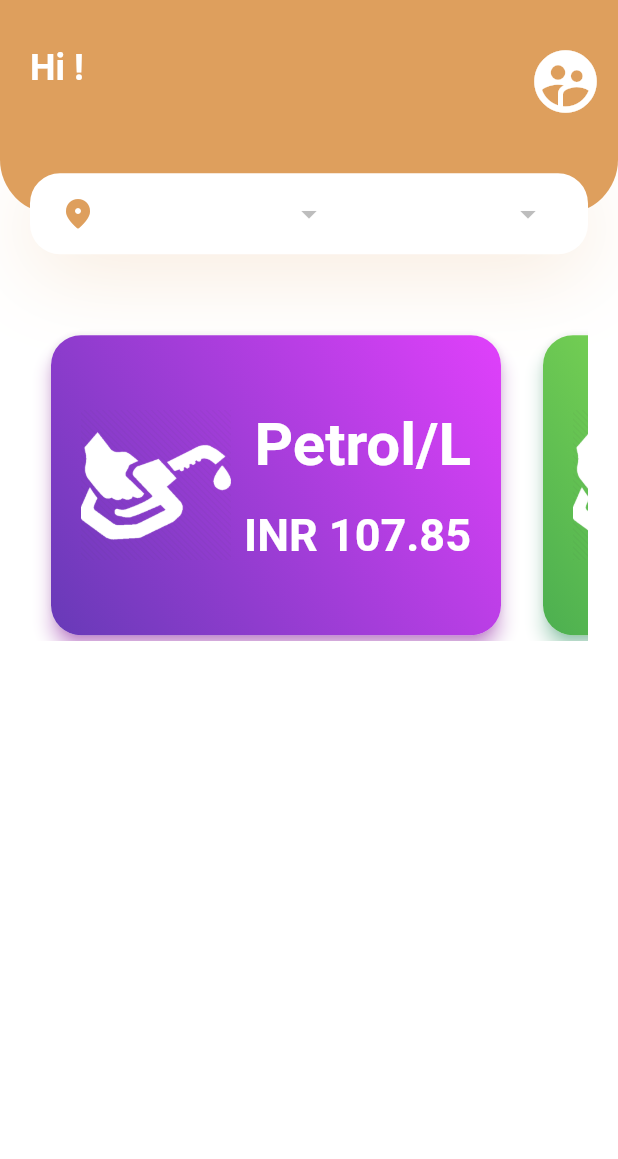
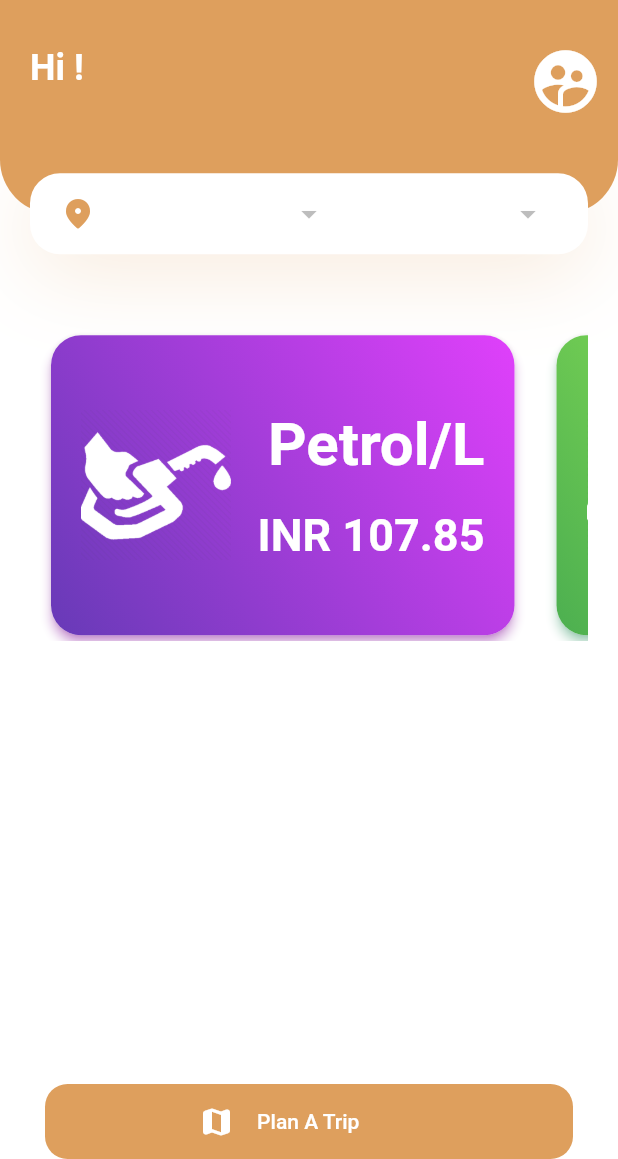
Before and after one commit to GarvRJ/T.Y.MINIPROJECTAPP, a Flutter app: the HomePage screen opened directly, on a phone screen of 412 x 824 dp, the part 77-1236 px from its top. Run offline on Flutter 3.47's test engine with Material 2 defaults, Android fonts, the phone set to English and light mode, and no system bars; our stand-ins replace firebase_auth, firebase_core, flip_card, introduction_screen, shared_preferences; accounts and stored records are empty.

Commit message:
Navigation bettered

```diff
--- a/lib/account_page.dart
+++ b/lib/account_page.dart
@@ -22,9 +22,7 @@ class _AccountPageState extends State<AccountPage> {
       appBar: AppBar(
         leading: IconButton(
           onPressed: () => {
-          Navigator.of(context).pushReplacement(MaterialPageRoute(builder :(_) {
-          return const HomePage();
-          }))
+          Navigator.pop(context)
           },
           icon: Icon(Icons.arrow_back_ios_new_rounded, color: darkMode?Colors.black:Colors.white,),
         ),
--- a/lib/home_page.dart
+++ b/lib/home_page.dart
@@ -7,6 +7,7 @@ import 'package:firebase_auth/firebase_auth.dart';
 import 'package:flutter/rendering.dart';
 import 'package:fuel_ax/account_page.dart';
 import 'package:fuel_ax/login_page.dart';
+import 'package:fuel_ax/plan_a_trip.dart';
 
 import 'constants.dart';
 
@@ -20,12 +21,55 @@ class HomePage extends StatefulWidget {
 class _HomePageState extends State<HomePage> {
   @override
   Widget build(BuildContext context) {
-    List<String> states = ["Andaman-&-Nicobar","Andhra-Pradesh","Arunachal-Pradesh","Assam","Bihar","Chandigarh","Chhatisgarh","Dadra-Nagarhaveli","Daman-Diu","Delhi","Goa","Gujarat","Haryana","Himachal-Pradesh","Jammu-&-Kashmir","Jharkhand","Karnataka","Kerala","Madhya-Pradesh","Maharashtra","Manipur","Meghalaya","Mizoram","Nagaland","Odisha","Pondicherry","Punjab","Rajasthan","Sikkim","Tamil-Nadu","Telangana","Tripura","Uttar-Pradesh","Uttarakhand","West-Bengal"];
-    print(states[0]);
+
+    //List<String> states = ["Andaman-&-Nicobar","Andhra-Pradesh","Arunachal-Pradesh","Assam","Bihar","Chandigarh","Chhatisgarh","Dadra-Nagarhaveli","Daman-Diu","Delhi","Goa","Gujarat","Haryana","Himachal-Pradesh","Jammu-&-Kashmir","Jharkhand","Karnataka","Kerala","Madhya-Pradesh","Maharashtra","Manipur","Meghalaya","Mizoram","Nagaland","Odisha","Pondicherry","Punjab","Rajasthan","Sikkim","Tamil-Nadu","Telangana","Tripura","Uttar-Pradesh","Uttarakhand","West-Bengal"];
     var scaffoldKey = GlobalKey<ScaffoldState>();
     Size size = MediaQuery.of(context).size;
     bool darkMode = MediaQuery.of(context).platformBrightness==Brightness.dark;
     return Scaffold(
+      bottomSheet: Container(
+        color: darkMode?Colors.black:Colors.white,
+        padding: const EdgeInsets.symmetric(horizontal: 30.0),
+        child: (
+            ElevatedButton(
+              child: SizedBox(
+                  width: double.infinity,
+                  height: 50,
+                  child: Row(
+                      crossAxisAlignment: CrossAxisAlignment.center,
+                      mainAxisAlignment: MainAxisAlignment.center,
+                      children: const [
+                        Icon(Icons.map_rounded),
+                        SizedBox(
+                          width:15
+                        ),
+                        Text(
+                          "Plan A Trip",
+                        ),
+                        SizedBox(
+                          width: 15,
+                        ),
+                        SizedBox(
+                          width: 25,
+                        )
+                      ]
+                  )
+              ),
+              onPressed: () => {
+                Navigator.push(context, SlideRightRoute(page: const Trip()))
+              },
+              style: ElevatedButton.styleFrom(
+                elevation: 0.0,
+                shadowColor: Colors.white,
+                onPrimary: darkMode?Colors.black:Colors.white,
+                primary: kPrimaryColor,
+                shape: RoundedRectangleBorder(
+                  borderRadius: BorderRadius.circular(15),
+                ),
+              ),
+            )
+        ),
+      ),
       key: scaffoldKey,
       drawer: Drawer(
         child: Container(
@@ -100,7 +144,7 @@ class _HomePageState extends State<HomePage> {
         backgroundColor: kPrimaryColor,
       ),
       body: SingleChildScrollView(
-        physics: AlwaysScrollableScrollPhysics(),
+        physics: const AlwaysScrollableScrollPhysics(),
         child: Column(
           children: [
         Container(
@@ -124,19 +168,19 @@ class _HomePageState extends State<HomePage> {
                 ),
               ),
               child: Row(
+                crossAxisAlignment: CrossAxisAlignment.center,
+                mainAxisAlignment: MainAxisAlignment.spaceBetween,
                 children: <Widget>[
                   Text(
                     'Hi ${FirebaseAuth.instance.currentUser!.displayName}!',
                     style: Theme.of(context).textTheme.headline5!.
                     copyWith(color: darkMode?Colors.black:Colors.white, fontWeight: FontWeight.bold),
                   ),
-                  Spacer(),
+                  const Spacer(),
                   IconButton(
                     icon: Icon(Icons.supervised_user_circle_rounded, color: darkMode?Colors.black:Colors.white, size: 50.0,),
                     onPressed: () =>
-                      {Navigator.of(context).pushReplacement(MaterialPageRoute(builder :(_) {
-                      return const AccountPage();
-                      })),}
+                      {Navigator.push(context, ScaleRoute(page: const AccountPage()))}
                   )
                 ],
               ),
@@ -147,15 +191,15 @@ class _HomePageState extends State<HomePage> {
               right: 0,
               child: Container(
                 alignment: Alignment.center,
-                margin: EdgeInsets.symmetric(horizontal: kDefaultPadding),
-                padding: EdgeInsets.symmetric(horizontal: kDefaultPadding),
+                margin: const EdgeInsets.symmetric(horizontal: kDefaultPadding),
+                padding: const EdgeInsets.symmetric(horizontal: kDefaultPadding),
                 height: 54,
                 decoration: BoxDecoration(
                   color: darkMode?Colors.black:Colors.white,
                   borderRadius: BorderRadius.circular(20),
                   boxShadow: [
                     BoxShadow(
-                      offset: Offset(0, 10),
+                      offset: const Offset(0, 10),
                       blurRadius: 50,
                       color: kPrimaryColor.withOpacity(0.23),
                     ),
@@ -170,7 +214,7 @@ class _HomePageState extends State<HomePage> {
                         padding: const EdgeInsets.symmetric(horizontal:0.0),
                           child: DropdownButtonHideUnderline(
                             child: DropdownButton(
-                                items: []
+                                items: const []
                             ),
                           ),
                       ),
@@ -181,7 +225,7 @@ class _HomePageState extends State<HomePage> {
                         padding: const EdgeInsets.symmetric(horizontal:8.0),
                         child: DropdownButtonHideUnderline(
                           child: DropdownButton(
-                          items: [
+                          items: const [
 
                           ],
                         )),
@@ -197,15 +241,15 @@ class _HomePageState extends State<HomePage> {
             Padding(
               padding: const EdgeInsets.symmetric(horizontal: 20.0),
               child: SingleChildScrollView(
-                physics: BouncingScrollPhysics(),
+                physics: const BouncingScrollPhysics(),
                 scrollDirection: Axis.horizontal,
                 child: Flex(
                   direction: Axis.horizontal,
                   children: [
                     Container(
-                      padding: EdgeInsets.symmetric(horizontal: 10.0),
+                      padding: const EdgeInsets.symmetric(horizontal: 10.0),
                       child: Card(
-                        elevation: 5,
+                        elevation: 3,
                         shape: RoundedRectangleBorder(
                           borderRadius: BorderRadius.circular(20.0),
                         ),
@@ -213,7 +257,7 @@ class _HomePageState extends State<HomePage> {
                         child: Container(
                           decoration: BoxDecoration(
                               borderRadius: BorderRadius.circular(20.0),
-                              gradient: LinearGradient(
+                              gradient: const LinearGradient(
                                   begin: Alignment.bottomLeft,
                                   end: Alignment.topRight,
                                   colors: [
@@ -224,7 +268,7 @@ class _HomePageState extends State<HomePage> {
                           ),
                           padding: const EdgeInsets.symmetric(horizontal: 20.0, vertical: 30.0),
                           height: 200,
-                          width: 300,
+                          width: size.width*0.75,
                           child: Row(
                             mainAxisAlignment: MainAxisAlignment.spaceBetween,
                             crossAxisAlignment: CrossAxisAlignment.center,
@@ -256,9 +300,9 @@ class _HomePageState extends State<HomePage> {
                       ),
                     ),
                     Container(
-                      padding: EdgeInsets.symmetric(horizontal: 10.0),
+                      padding: const EdgeInsets.symmetric(horizontal: 10.0),
                       child: Card(
-                        elevation: 5,
+                        elevation: 3,
                         shape: RoundedRectangleBorder(
                           borderRadius: BorderRadius.circular(20.0),
                         ),
@@ -266,7 +310,7 @@ class _HomePageState extends State<HomePage> {
                         child: Container(
                           decoration: BoxDecoration(
                             borderRadius: BorderRadius.circular(20.0),
-                            gradient: LinearGradient(
+                            gradient: const LinearGradient(
                               begin: Alignment.bottomLeft,
                               end: Alignment.topRight,
                               colors: [
@@ -277,10 +321,11 @@ class _HomePageState extends State<HomePage> {
                           ),
                           padding: const EdgeInsets.symmetric(horizontal: 20.0, vertical: 30.0),
                           height: 200,
-                          width: 300,
+                          width: size.width*0.75,
                           child: Row(
                             children: [
                               Image(image: AssetImage(darkMode?'assets/fuelDark.png':'assets/fuelLight.png'),width: 100, height: 100,),
+                              const Spacer(),
                               Column(
                                 mainAxisAlignment: MainAxisAlignment.spaceEvenly,
                                 crossAxisAlignment: CrossAxisAlignment.end,
@@ -325,6 +370,64 @@ class _HomePageState extends State<HomePage> {
   }
 }
 
+class SlideRightRoute  extends PageRouteBuilder{
+  final Widget page;
+  SlideRightRoute({required this.page})
+      : super(
+    pageBuilder: (
+        BuildContext context,
+        Animation<double> animation,
+        Animation<double> secondaryAnimation,
+        ) =>
+    page,
+    transitionsBuilder: (
+        BuildContext context,
+        Animation<double> animation,
+        Animation<double> secondaryAnimation,
+        Widget child,
+        ) =>
+        SlideTransition(
+          position: Tween<Offset>(
+            begin: const Offset(0, 1),
+            end: Offset.zero,
+          ).animate(animation),
+          child: child,
+        ),
+  );
+}
+
+class ScaleRoute extends PageRouteBuilder {
+  final Widget page;
+  ScaleRoute({required this.page})
+      : super(
+    pageBuilder: (
+        BuildContext context,
+        Animation<double> animation,
+        Animation<double> secondaryAnimation,
+        ) =>
+    page,
+    transitionsBuilder: (
+        BuildContext context,
+        Animation<double> animation,
+        Animation<double> secondaryAnimation,
+        Widget child,
+        ) =>
+        ScaleTransition(
+          alignment: Alignment.topRight,
+          scale: Tween<double>(
+            begin: 0.0,
+            end: 1.0,
+          ).animate(
+            CurvedAnimation(
+              parent: animation,
+              curve: Curves.fastOutSlowIn,
+            ),
+          ),
+          child: child,
+        ),
+  );
+}
+
 Future<List<String>> getStates() async{
   //var url = "https://fuelprice-api-india.herokuapp.com/states/";
   List<String> states = [];
--- /dev/null
+++ b/lib/plan_a_trip.dart
@@ -0,0 +1,17 @@
+import 'package:flutter/material.dart';
+
+class Trip extends StatefulWidget {
+  const Trip({Key? key}) : super(key: key);
+
+  @override
+  _TripState createState() => _TripState();
+}
+
+class _TripState extends State<Trip> {
+  @override
+  Widget build(BuildContext context) {
+    return Scaffold(
+
+    );
+  }
+}
```
Also changed, not shown: lib/constants.dart (line endings or trailing spaces).
